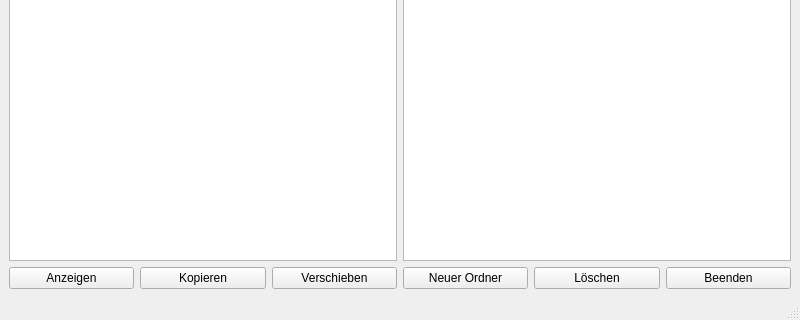
Qt form mainwindow.ui (striezel/qt-commander) before a commit; both pictures show x 0 to 800 and y 280 to 600 of the 800 by 600 pixel window.
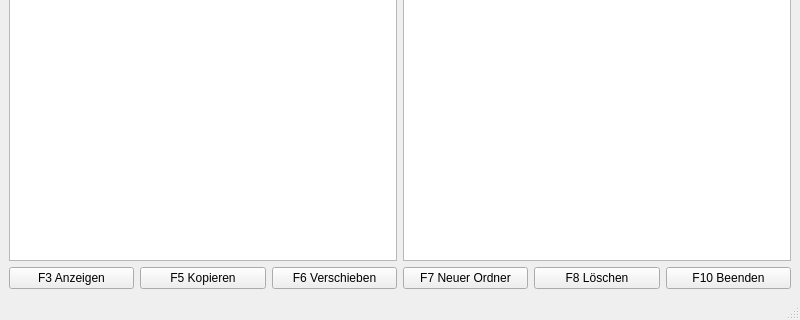
The same form after that commit. Icons and pictures are not drawn. Custom widgets are drawn as their Qt base class.

Commit message:
add shortcuts to buttons + add placeholder for view button
The view button also has a shortcut, but using that button (or
the shortcut) will only show a message box informing the user
that this feature is not implemented yet.

What changed in the file:
```diff
--- a/mainwindow.ui
+++ b/mainwindow.ui
@@ -85,14 +85,17 @@
     <item row="2" column="0">
      <widget class="QPushButton" name="btnView">
       <property name="text">
-       <string>Anzeigen</string>
+       <string>F3 Anzeigen</string>
+      </property>
+      <property name="shortcut">
+       <string>F3</string>
       </property>
      </widget>
     </item>
     <item row="2" column="1">
      <widget class="QPushButton" name="btnCopy">
       <property name="text">
-       <string>Kopieren</string>
+       <string>F5 Kopieren</string>
       </property>
       <property name="icon">
        <iconset theme="edit-copy"/>
@@ -102,14 +105,17 @@
     <item row="2" column="2">
      <widget class="QPushButton" name="btnMove">
       <property name="text">
-       <string>Verschieben</string>
+       <string>F6 Verschieben</string>
+      </property>
+      <property name="shortcut">
+       <string>F6</string>
       </property>
      </widget>
     </item>
     <item row="2" column="3">
      <widget class="QPushButton" name="btnCreateDirectory">
       <property name="text">
-       <string>Neuer Ordner</string>
+       <string>F7 Neuer Ordner</string>
       </property>
       <property name="icon">
        <iconset theme="folder-new"/>
@@ -119,7 +125,7 @@
     <item row="2" column="4">
      <widget class="QPushButton" name="btnRemove">
       <property name="text">
-       <string>Löschen</string>
+       <string>F8 Löschen</string>
       </property>
       <property name="icon">
        <iconset theme="edit-delete"/>
@@ -129,7 +135,7 @@
     <item row="2" column="5">
      <widget class="QPushButton" name="btnExit">
       <property name="text">
-       <string>Beenden</string>
+       <string>F10 Beenden</string>
       </property>
       <property name="icon">
        <iconset theme="application-exit"/>
```
Left out of the diff: 12 changed lines with no effect on the pictures. The commit also changes 2 other files.
